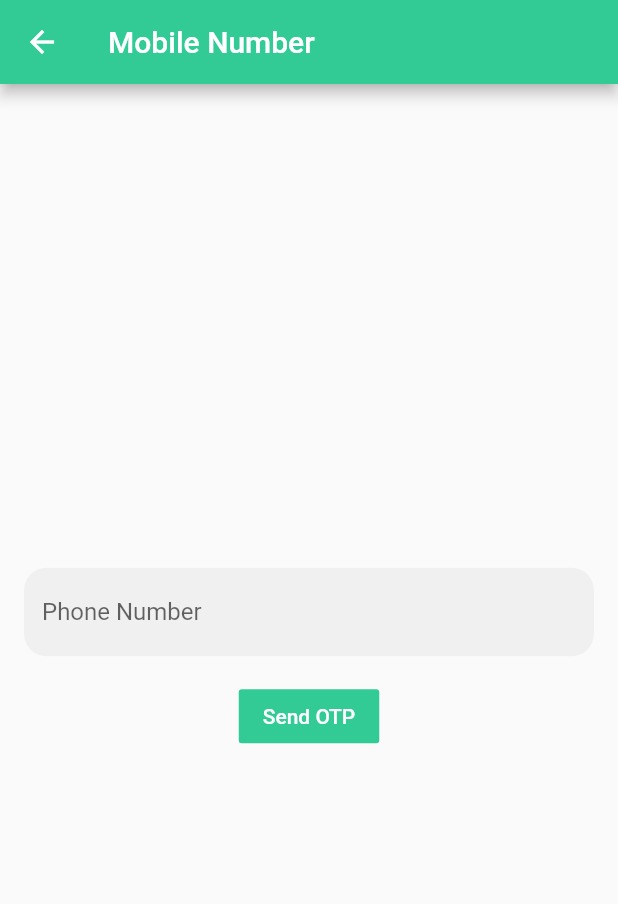
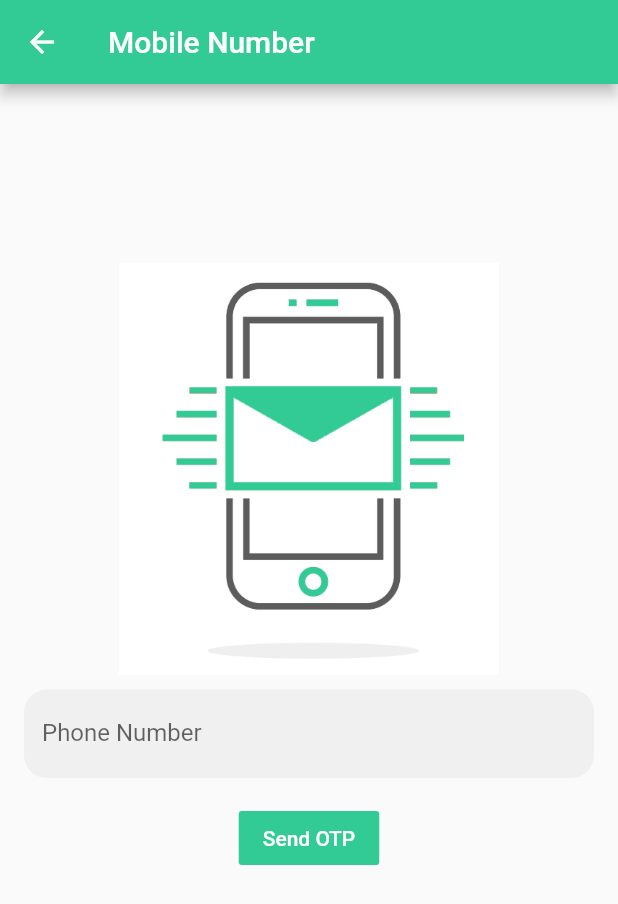
Before and after one commit to Shafaqulhamim/mobile_cleaning_service, a Flutter app: the NumberScreen screen opened directly, on a phone screen of 412 x 824 dp. Shown: the top 904 px of the screen. Run offline on Flutter 3.47's test engine with Material 2 defaults, Android fonts, the phone set to English and light mode, and no system bars; our stand-ins replace bloc, cloud_firestore, dartz, date_time_picker, firebase_auth, firebase_core and 7 more; accounts and stored records are empty.

Commit message:
image add

```diff
--- a/lib/phnumber.dart
+++ b/lib/phnumber.dart
@@ -51,9 +51,23 @@ class _NumberScreenstate extends State<NumberScreen> {
   }
 
   getMobileFormWidget(context) {
-    return Column(
+    return Container(
+      child: SingleChildScrollView(
+        child: Center(
+          child: Column(
             children: [
-        Spacer(),
+              SizedBox(
+                height: MediaQuery.of(context).size.height / 8,
+              ),
+              // Spacer(),
+              Image.asset(
+                'assets/msg.png',
+                height: MediaQuery.of(context).size.height / 3,
+                // width: MediaQuery.of(context).size.width / 4,
+              ),
+              SizedBox(
+                height: 10,
+              ),
               TextField(
                 controller: phoneController,
                 decoration: InputDecoration(
@@ -94,7 +108,8 @@ class _NumberScreenstate extends State<NumberScreen> {
                       codeSent: (verificationId, resendongToken) async {
                         setState(() {
                           showLoading = false;
-                    currentState = MobileVerificationState.SHOW_OTP_FORM_STATE;
+                          currentState =
+                              MobileVerificationState.SHOW_OTP_FORM_STATE;
                           this.verificationId = verificationId;
                         });
                       },
@@ -104,15 +119,29 @@ class _NumberScreenstate extends State<NumberScreen> {
                 color: Color(0xff32cb95),
                 textColor: Colors.white,
               ),
-        Spacer(),
+              SizedBox(
+                height: MediaQuery.of(context).size.height / 7,
+              ),
             ],
+          ),
+        ),
+      ),
     );
   }
 
   getOtpFormWidget(context) {
-    return Column(
+    return Center(
+      child: SingleChildScrollView(
+        child: Column(
           children: [
-        Spacer(),
+            SizedBox(
+              height: MediaQuery.of(context).size.height / 8,
+            ),
+            //Spacer(),
+            Image.asset(
+              'assets/code.png',
+              height: MediaQuery.of(context).size.height / 3,
+            ),
             TextField(
               controller: otpController,
               decoration: InputDecoration(
@@ -148,8 +177,12 @@ class _NumberScreenstate extends State<NumberScreen> {
               color: Color(0xff32cb95),
               textColor: Colors.white,
             ),
-        Spacer(),
+            SizedBox(
+              height: MediaQuery.of(context).size.height / 7,
+            ),
           ],
+        ),
+      ),
     );
   }
 
```
Lines whose indentation alone changed are shown as unchanged.
